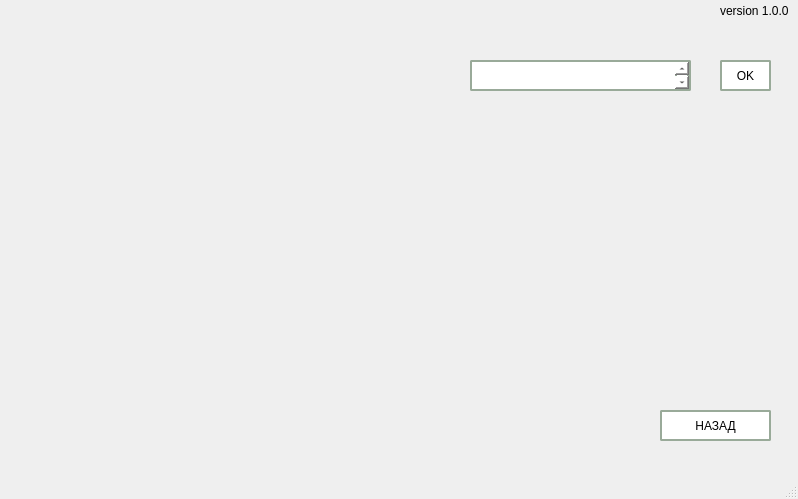
Above: start.ui from CicadaInc/biostat before the change. Below: the same form after it.
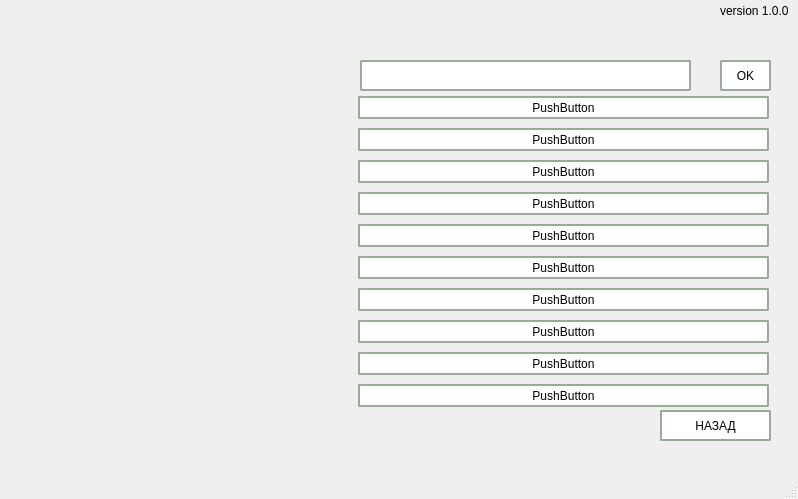
That is the form after the change.

What changed in the file:
```diff
--- a/start.ui
+++ b/start.ui
@@ -33,12 +33,21 @@
    <widget class="QTextEdit" name="textSearch">
     <property name="geometry">
      <rect>
-      <x>470</x>
+      <x>360</x>
       <y>60</y>
-      <width>221</width>
+      <width>331</width>
       <height>31</height>
      </rect>
     </property>
+    <property name="font">
+     <font>
+      <family>verdana</family>
+      <pointsize>12</pointsize>
+      <weight>50</weight>
+      <italic>false</italic>
+      <bold>false</bold>
+     </font>
+    </property>
     <property name="styleSheet">
      <string notr="true">font: 13pt &quot;verdana&quot;;
 /*background-color: rgb(249, 222, 149);*/
@@ -52,7 +61,7 @@
      <string>&lt;!DOCTYPE HTML PUBLIC &quot;-//W3C//DTD HTML 4.0//EN&quot; &quot;http://www.w3.org/TR/REC-html40/strict.dtd&quot;&gt;
 &lt;html&gt;&lt;head&gt;&lt;meta name=&quot;qrichtext&quot; content=&quot;1&quot; /&gt;&lt;style type=&quot;text/css&quot;&gt;
 p, li { white-space: pre-wrap; }
-&lt;/style&gt;&lt;/head&gt;&lt;body style=&quot; font-family:'verdana'; font-size:13pt; font-weight:400; font-style:normal;&quot;&gt;
+&lt;/style&gt;&lt;/head&gt;&lt;body style=&quot; font-family:'verdana'; font-size:12pt; font-weight:400; font-style:normal;&quot;&gt;
 &lt;p align=&quot;center&quot; style=&quot;-qt-paragraph-type:empty; margin-top:0px; margin-bottom:0px; margin-left:0px; margin-right:0px; -qt-block-indent:0; text-indent:0px;&quot;&gt;&lt;br /&gt;&lt;/p&gt;&lt;/body&gt;&lt;/html&gt;</string>
     </property>
    </widget>
@@ -106,6 +115,276 @@
      <string>НАЗАД</string>
     </property>
    </widget>
+   <widget class="QPushButton" name="pushProduct_1">
+    <property name="geometry">
+     <rect>
+      <x>358</x>
+      <y>96</y>
+      <width>411</width>
+      <height>23</height>
+     </rect>
+    </property>
+    <property name="cursor">
+     <cursorShape>PointingHandCursor</cursorShape>
+    </property>
+    <property name="styleSheet">
+     <string notr="true">QPushButton {font: 13pt &quot;verdana&quot;; 
+background-color: rgb(255, 255, 255); 
+border-radius: 2px; 
+border: 2px solid #9a9; 
+box-shadow: 4px 4px 4px rgba(8, 8, 8, 0.5)} 
+QPushButton:hover {background-color: rgba(231, 253, 255, 0.7); border: 2px solid #9a9;}</string>
+    </property>
+    <property name="text">
+     <string>PushButton</string>
+    </property>
+    <attribute name="buttonGroup">
+     <string notr="true">buttonGroup</string>
+    </attribute>
+   </widget>
+   <widget class="QPushButton" name="pushProduct_3">
+    <property name="geometry">
+     <rect>
+      <x>358</x>
+      <y>160</y>
+      <width>411</width>
+      <height>23</height>
+     </rect>
+    </property>
+    <property name="cursor">
+     <cursorShape>PointingHandCursor</cursorShape>
+    </property>
+    <property name="styleSheet">
+     <string notr="true">QPushButton {font: 13pt &quot;verdana&quot;; 
+background-color: rgb(255, 255, 255); 
+border-radius: 2px; 
+border: 2px solid #9a9; 
+box-shadow: 4px 4px 4px rgba(8, 8, 8, 0.5)} 
+QPushButton:hover {background-color: rgba(231, 253, 255, 0.7); border: 2px solid #9a9;}</string>
+    </property>
+    <property name="text">
+     <string>PushButton</string>
+    </property>
+    <attribute name="buttonGroup">
+     <string notr="true">buttonGroup</string>
+    </attribute>
+   </widget>
+   <widget class="QPushButton" name="pushProduct_4">
+    <property name="geometry">
+     <rect>
+      <x>358</x>
+      <y>192</y>
+      <width>411</width>
+      <height>23</height>
+     </rect>
+    </property>
+    <property name="cursor">
+     <cursorShape>PointingHandCursor</cursorShape>
+    </property>
+    <property name="styleSheet">
+     <string notr="true">QPushButton {font: 13pt &quot;verdana&quot;; 
+background-color: rgb(255, 255, 255); 
+border-radius: 2px; 
+border: 2px solid #9a9; 
+box-shadow: 4px 4px 4px rgba(8, 8, 8, 0.5)} 
+QPushButton:hover {background-color: rgba(231, 253, 255, 0.7); border: 2px solid #9a9;}</string>
+    </property>
+    <property name="text">
+     <string>PushButton</string>
+    </property>
+    <attribute name="buttonGroup">
+     <string notr="true">buttonGroup</string>
+    </attribute>
+   </widget>
+   <widget class="QPushButton" name="pushProduct_2">
+    <property name="geometry">
+     <rect>
+      <x>358</x>
+      <y>128</y>
+      <width>411</width>
+      <height>23</height>
+     </rect>
+    </property>
+    <property name="cursor">
+     <cursorShape>PointingHandCursor</cursorShape>
+    </property>
+    <property name="styleSheet">
+     <string notr="true">QPushButton {font: 13pt &quot;verdana&quot;; 
+background-color: rgb(255, 255, 255); 
+border-radius: 2px; 
+border: 2px solid #9a9; 
+box-shadow: 4px 4px 4px rgba(8, 8, 8, 0.5)} 
+QPushButton:hover {background-color: rgba(231, 253, 255, 0.7); border: 2px solid #9a9;}</string>
+    </property>
+    <property name="text">
+     <string>PushButton</string>
+    </property>
+    <attribute name="buttonGroup">
+     <string notr="true">buttonGroup</string>
+    </attribute>
+   </widget>
+   <widget class="QPushButton" name="pushProduct_7">
+    <property name="geometry">
+     <rect>
+      <x>358</x>
+      <y>288</y>
+      <width>411</width>
+      <height>23</height>
+     </rect>
+    </property>
+    <property name="cursor">
+     <cursorShape>PointingHandCursor</cursorShape>
+    </property>
+    <property name="styleSheet">
+     <string notr="true">QPushButton {font: 13pt &quot;verdana&quot;; 
+background-color: rgb(255, 255, 255); 
+border-radius: 2px; 
+border: 2px solid #9a9; 
+box-shadow: 4px 4px 4px rgba(8, 8, 8, 0.5)} 
+QPushButton:hover {background-color: rgba(231, 253, 255, 0.7); border: 2px solid #9a9;}</string>
+    </property>
+    <property name="text">
+     <string>PushButton</string>
+    </property>
+    <attribute name="buttonGroup">
+     <string notr="true">buttonGroup</string>
+    </attribute>
+   </widget>
+   <widget class="QPushButton" name="pushProduct_9">
+    <property name="geometry">
+     <rect>
+      <x>358</x>
+      <y>352</y>
+      <width>411</width>
+      <height>23</height>
+     </rect>
+    </property>
+    <property name="cursor">
+     <cursorShape>PointingHandCursor</cursorShape>
+    </property>
+    <property name="styleSheet">
+     <string notr="true">QPushButton {font: 13pt &quot;verdana&quot;; 
+background-color: rgb(255, 255, 255); 
+border-radius: 2px; 
+border: 2px solid #9a9; 
+box-shadow: 4px 4px 4px rgba(8, 8, 8, 0.5)} 
+QPushButton:hover {background-color: rgba(231, 253, 255, 0.7); border: 2px solid #9a9;}</string>
+    </property>
+    <property name="text">
+     <string>PushButton</string>
+    </property>
+    <attribute name="buttonGroup">
+     <string notr="true">buttonGroup</string>
+    </attribute>
+   </widget>
+   <widget class="QPushButton" name="pushProduct_6">
+    <property name="geometry">
+     <rect>
+      <x>358</x>
+      <y>256</y>
+      <width>411</width>
+      <height>23</height>
+     </rect>
+    </property>
+    <property name="cursor">
+     <cursorShape>PointingHandCursor</cursorShape>
+    </property>
+    <property name="styleSheet">
+     <string notr="true">QPushButton {font: 13pt &quot;verdana&quot;; 
+background-color: rgb(255, 255, 255); 
+border-radius: 2px; 
+border: 2px solid #9a9; 
+box-shadow: 4px 4px 4px rgba(8, 8, 8, 0.5)} 
+QPushButton:hover {background-color: rgba(231, 253, 255, 0.7); border: 2px solid #9a9;}</string>
+    </property>
+    <property name="text">
+     <string>PushButton</string>
+    </property>
+    <attribute name="buttonGroup">
+     <string notr="true">buttonGroup</string>
+    </attribute>
+   </widget>
+   <widget class="QPushButton" name="pushProduct_10">
+    <property name="geometry">
+     <rect>
+      <x>358</x>
+      <y>384</y>
+      <width>411</width>
+      <height>23</height>
+     </rect>
+    </property>
+    <property name="cursor">
+     <cursorShape>PointingHandCursor</cursorShape>
+    </property>
+    <property name="styleSheet">
+     <string notr="true">QPushButton {font: 13pt &quot;verdana&quot;; 
+background-color: rgb(255, 255, 255); 
+border-radius: 2px; 
+border: 2px solid #9a9; 
+box-shadow: 4px 4px 4px rgba(8, 8, 8, 0.5)} 
+QPushButton:hover {background-color: rgba(231, 253, 255, 0.7); border: 2px solid #9a9;}</string>
+    </property>
+    <property name="text">
+     <string>PushButton</string>
+    </property>
+    <attribute name="buttonGroup">
+     <string notr="true">buttonGroup</string>
+    </attribute>
+   </widget>
+   <widget class="QPushButton" name="pushProduct_5">
+    <property name="geometry">
+     <rect>
+      <x>358</x>
+      <y>224</y>
+      <width>411</width>
+      <height>23</height>
+     </rect>
+    </property>
+    <property name="cursor">
+     <cursorShape>PointingHandCursor</cursorShape>
+    </property>
+    <property name="styleSheet">
+     <string notr="true">QPushButton {font: 13pt &quot;verdana&quot;; 
+background-color: rgb(255, 255, 255); 
+border-radius: 2px; 
+border: 2px solid #9a9; 
+box-shadow: 4px 4px 4px rgba(8, 8, 8, 0.5)} 
+QPushButton:hover {background-color: rgba(231, 253, 255, 0.7); border: 2px solid #9a9;}</string>
+    </property>
+    <property name="text">
+     <string>PushButton</string>
+    </property>
+    <attribute name="buttonGroup">
+     <string notr="true">buttonGroup</string>
+    </attribute>
+   </widget>
+   <widget class="QPushButton" name="pushProduct_8">
+    <property name="geometry">
+     <rect>
+      <x>358</x>
+      <y>320</y>
+      <width>411</width>
+      <height>23</height>
+     </rect>
+    </property>
+    <property name="cursor">
+     <cursorShape>PointingHandCursor</cursorShape>
+    </property>
+    <property name="styleSheet">
+     <string notr="true">QPushButton {font: 13pt &quot;verdana&quot;; 
+background-color: rgb(255, 255, 255); 
+border-radius: 2px; 
+border: 2px solid #9a9; 
+box-shadow: 4px 4px 4px rgba(8, 8, 8, 0.5)} 
+QPushButton:hover {background-color: rgba(231, 253, 255, 0.7); border: 2px solid #9a9;}</string>
+    </property>
+    <property name="text">
+     <string>PushButton</string>
+    </property>
+    <attribute name="buttonGroup">
+     <string notr="true">buttonGroup</string>
+    </attribute>
+   </widget>
   </widget>
   <widget class="QMenuBar" name="menubar">
    <property name="geometry">
```
Left out of the diff: 31 changed lines with no effect on the pictures.
